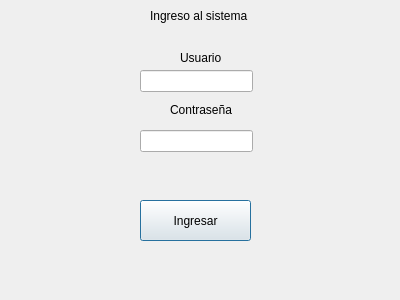
Before: the Qt Designer form ProyectoFinalInfo2/vista/ui/login.ui in eliethp11/ProyectoFinalInfo2, drawn with Qt 5.
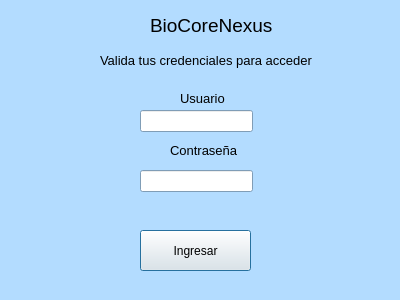
After: the same form once the commit is applied.

The edit to the form file:
```diff
--- a/ProyectoFinalInfo2/vista/ui/login.ui
+++ b/ProyectoFinalInfo2/vista/ui/login.ui
@@ -10,6 +10,70 @@
     <height>300</height>
    </rect>
   </property>
+  <property name="palette">
+   <palette>
+    <active>
+     <colorrole role="Base">
+      <brush brushstyle="SolidPattern">
+       <color alpha="255">
+        <red>255</red>
+        <green>255</green>
+        <blue>255</blue>
+       </color>
+      </brush>
+     </colorrole>
+     <colorrole role="Window">
+      <brush brushstyle="SolidPattern">
+       <color alpha="255">
+        <red>179</red>
+        <green>220</green>
+        <blue>255</blue>
+       </color>
+      </brush>
+     </colorrole>
+    </active>
+    <inactive>
+     <colorrole role="Base">
+      <brush brushstyle="SolidPattern">
+       <color alpha="255">
+        <red>255</red>
+        <green>255</green>
+        <blue>255</blue>
+       </color>
+      </brush>
+     </colorrole>
+     <colorrole role="Window">
+      <brush brushstyle="SolidPattern">
+       <color alpha="255">
+        <red>179</red>
+        <green>220</green>
+        <blue>255</blue>
+       </color>
+      </brush>
+     </colorrole>
+    </inactive>
+    <disabled>
+     <colorrole role="Base">
+      <brush brushstyle="SolidPattern">
+       <color alpha="255">
+        <red>179</red>
+        <green>220</green>
+        <blue>255</blue>
+       </color>
+      </brush>
+     </colorrole>
+     <colorrole role="Window">
+      <brush brushstyle="SolidPattern">
+       <color alpha="255">
+        <red>179</red>
+        <green>220</green>
+        <blue>255</blue>
+       </color>
+      </brush>
+     </colorrole>
+    </disabled>
+   </palette>
+  </property>
   <property name="windowTitle">
    <string>Dialog</string>
   </property>
@@ -17,24 +81,98 @@
    <property name="geometry">
     <rect>
      <x>150</x>
-     <y>0</y>
+     <y>10</y>
      <width>131</width>
      <height>31</height>
     </rect>
    </property>
+   <property name="palette">
+    <palette>
+     <active>
+      <colorrole role="Base">
+       <brush brushstyle="SolidPattern">
+        <color alpha="255">
+         <red>255</red>
+         <green>255</green>
+         <blue>255</blue>
+        </color>
+       </brush>
+      </colorrole>
+      <colorrole role="Window">
+       <brush brushstyle="SolidPattern">
+        <color alpha="255">
+         <red>179</red>
+         <green>220</green>
+         <blue>255</blue>
+        </color>
+       </brush>
+      </colorrole>
+     </active>
+     <inactive>
+      <colorrole role="Base">
+       <brush brushstyle="SolidPattern">
+        <color alpha="255">
+         <red>255</red>
+         <green>255</green>
+         <blue>255</blue>
+        </color>
+       </brush>
+      </colorrole>
+      <colorrole role="Window">
+       <brush brushstyle="SolidPattern">
+        <color alpha="255">
+         <red>179</red>
+         <green>220</green>
+         <blue>255</blue>
+        </color>
+       </brush>
+      </colorrole>
+     </inactive>
+     <disabled>
+      <colorrole role="Base">
+       <brush brushstyle="SolidPattern">
+        <color alpha="255">
+         <red>179</red>
+         <green>220</green>
+         <blue>255</blue>
+        </color>
+       </brush>
+      </colorrole>
+      <colorrole role="Window">
+       <brush brushstyle="SolidPattern">
+        <color alpha="255">
+         <red>179</red>
+         <green>220</green>
+         <blue>255</blue>
+        </color>
+       </brush>
+      </colorrole>
+     </disabled>
+    </palette>
+   </property>
+   <property name="font">
+    <font>
+     <pointsize>14</pointsize>
+    </font>
+   </property>
    <property name="text">
-    <string>Ingreso al sistema</string>
+    <string>BioCoreNexus</string>
    </property>
   </widget>
   <widget class="QLabel" name="label_2">
    <property name="geometry">
     <rect>
      <x>170</x>
-     <y>100</y>
+     <y>140</y>
      <width>71</width>
      <height>20</height>
     </rect>
    </property>
+   <property name="font">
+    <font>
+     <pointsize>10</pointsize>
+    </font>
+   </property>
    <property name="text">
     <string>Contraseña</string>
    </property>
@@ -43,11 +181,16 @@
    <property name="geometry">
     <rect>
      <x>180</x>
-     <y>50</y>
+     <y>90</y>
      <width>55</width>
      <height>16</height>
     </rect>
    </property>
+   <property name="font">
+    <font>
+     <pointsize>10</pointsize>
+    </font>
+   </property>
    <property name="text">
     <string>Usuario</string>
    </property>
@@ -56,7 +199,7 @@
    <property name="geometry">
     <rect>
      <x>140</x>
-     <y>70</y>
+     <y>110</y>
      <width>113</width>
      <height>22</height>
     </rect>
@@ -66,7 +209,7 @@
    <property name="geometry">
     <rect>
      <x>140</x>
-     <y>130</y>
+     <y>170</y>
      <width>113</width>
      <height>22</height>
     </rect>
@@ -79,7 +222,7 @@
    <property name="geometry">
     <rect>
      <x>140</x>
-     <y>200</y>
+     <y>230</y>
      <width>111</width>
      <height>41</height>
     </rect>
@@ -88,6 +231,24 @@
     <string>Ingresar</string>
    </property>
   </widget>
+  <widget class="QLabel" name="label_4">
+   <property name="geometry">
+    <rect>
+     <x>100</x>
+     <y>40</y>
+     <width>221</width>
+     <height>41</height>
+    </rect>
+   </property>
+   <property name="font">
+    <font>
+     <pointsize>10</pointsize>
+    </font>
+   </property>
+   <property name="text">
+    <string>Valida tus credenciales para acceder</string>
+   </property>
+  </widget>
  </widget>
  <resources/>
  <connections/>
```
